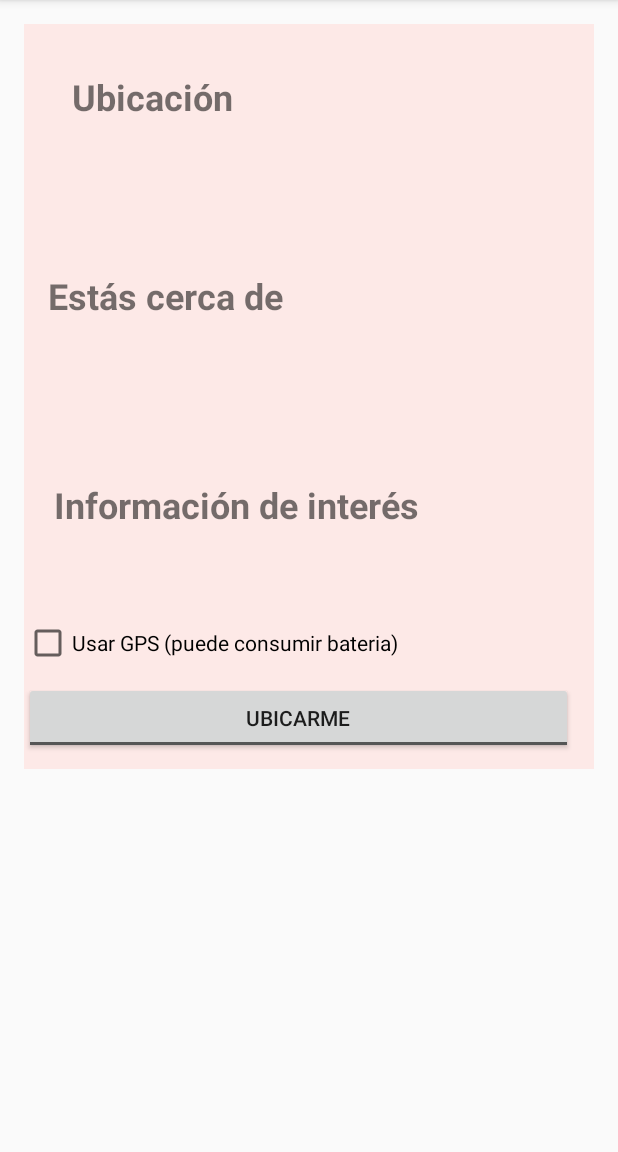
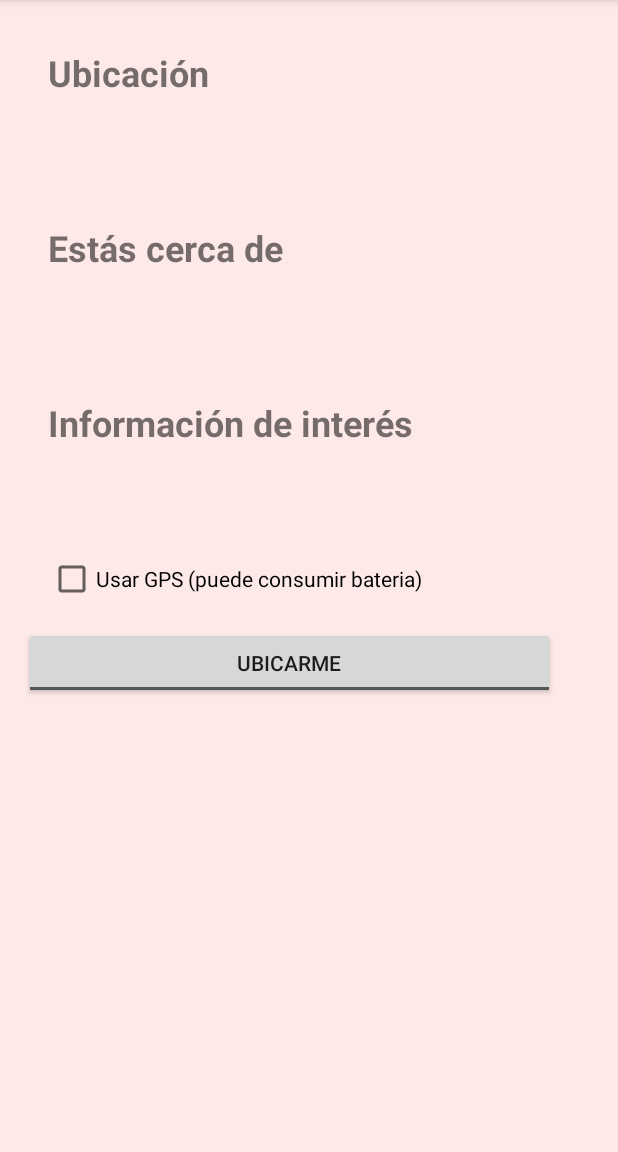
Before and after one commit to vicfabrice/mapUNQ, an Android app: the screen it shows after launch (MainActivity), on a phone screen of 412 x 824 dp, the part 84-1236 px from its top. Run offline under Robolectric (Android 15) with nearby library versions, the phone set to English and light mode, and no system bars; libraries missing offline, so code that uses them is left out: org.java_websocket.client, org.java_websocket.handshake; 5 statements that could not run were skipped.

Commit message:
Simplifiqué la vista content view. Agregué la ubicación desconocida en la tabla

```diff
--- a/app/src/main/java/db/DataGenerator.java
+++ b/app/src/main/java/db/DataGenerator.java
@@ -10,7 +10,7 @@ import java.util.List;
 public class DataGenerator {
 
     private static final String[] pointId = new String[]{
-            "afuera de oficina pablo", "afuera oficina pablo",
+            "?","afuera de oficina pablo", "afuera oficina pablo",
             "aula 13", "aula 37b","aula 60", "aula 83", "aula 213", "aula 30", "aula 121",
             "aula 36", "aula 28 música", "aula 101", "aula 38",
             "box 4 alumnos", "box 5 asuntos estudiantiles", "box 7 asuntos estudiantiles",
@@ -22,7 +22,7 @@ public class DataGenerator {
             "rosa de los vientos",
                };
     private static final String[] nombrePOI = new String[]{
-            "Puerta de la oficina de Pablo Suarez", "Puerta de la oficina de Pablo Suarez",
+            "Ubicación desconocida","Puerta de la oficina de Pablo Suarez", "Puerta de la oficina de Pablo Suarez",
             "Aula 13", "Aula 37b","Aula 60", "Aula 83", "Aula 213", "Aula 30", "Aula 121",
             "Aula 36", "Aula 28 de música", "Aula 101", "Aula 38",
             "Box 4", "Box 5", "Box 7",
@@ -33,7 +33,7 @@ public class DataGenerator {
             "Oficina 35", "Oficina 37", "Oficina de Mara",
             "Rosa de los Vientos"};
     private static final String[] infoPOI = new String[]{
-            "Pablo Suárez es el director de T.P.I", "Pablo Suárez es el director de T.P.I",
+            "No tenemos información para esta ubicación","Pablo Suárez es el director de T.P.I", "Pablo Suárez es el director de T.P.I",
             "Aula 13", "Aula con acceso a computadors","Aula 60", "Aula 83", "Aula 213",
             "Aula 30", "Aula 121",
             "Aula 36", "Clases de música", "Aula 101", "Aula 38",
@@ -45,7 +45,7 @@ public class DataGenerator {
             "oficina 35", "oficina 37", "Oficina de la profesora Mara Dalponte",
             "Rosa de los Vientos"};
     private static final String[] floor = new String[]{
-            "Primer piso", "Primer piso",
+            " ","Primer piso", "Primer piso",
             "Planta baja", "Planta baja","Planta baja", "Segundo Piso", "Segundo Piso",
             "Planta baja", "Aula 121",
             "Planta baja", "Primer piso", "Aula 101", "Planta baja",
@@ -58,7 +58,7 @@ public class DataGenerator {
             "Primer piso"};
 
     private static final String[] building = new String[]{
-            "Principal", "Principal",
+            " ","Principal", "Principal",
             "Principal", "Principal","Principal", "Principal", "Principal",
             "Principal", "Principal",
             "Principal", "Principal", "Principal", "Principal",
--- /dev/null
+++ b/app/src/main/res/drawable/web_hi_res_512.xml
@@ -0,0 +1,4 @@
+<?xml version="1.0" encoding="utf-8"?>
+<selector xmlns:android="http://schemas.android.com/apk/res/android">
+
+</selector>
--- a/app/src/main/res/layout/activity_main.xml
+++ b/app/src/main/res/layout/activity_main.xml
@@ -4,12 +4,16 @@
     xmlns:tools="http://schemas.android.com/tools"
     android:layout_width="match_parent"
     android:layout_height="match_parent"
-    android:orientation="vertical"
+    android:orientation="horizontal"
     android:fitsSystemWindows="true"
     tools:context=".MainActivity">
 
-    <android.support.design.widget.AppBarLayout android:layout_height="wrap_content"
-        android:layout_width="match_parent" android:theme="@style/AppTheme.AppBarOverlay">
+
+    <android.support.design.widget.AppBarLayout
+        android:layout_width="match_parent"
+        android:layout_height="wrap_content"
+        android:theme="@style/AppTheme.AppBarOverlay">
+
 
     </android.support.design.widget.AppBarLayout>
 
--- a/app/src/main/res/layout/content_main.xml
+++ b/app/src/main/res/layout/content_main.xml
@@ -9,16 +9,10 @@
     android:paddingLeft="@dimen/activity_horizontal_margin"
     android:paddingRight="@dimen/activity_horizontal_margin"
     android:paddingTop="@dimen/activity_vertical_margin"
+    android:background="@color/colorLight2"
     app:layout_behavior="@string/appbar_scrolling_view_behavior"
     tools:context=".MainActivity"
     tools:showIn="@layout/activity_main">
-
-    <LinearLayout
-        android:layout_width="match_parent"
-        android:layout_height="wrap_content"
-        android:background="@color/colorLight2"
-        android:orientation="vertical"
-        android:padding="16dp">
 
         <TextView
             android:id="@+id/labelUb"
@@ -36,15 +30,6 @@
             android:layout_height="20dp"
             android:textSize="18sp" />
 
-
-    </LinearLayout>
-
-    <LinearLayout
-        android:layout_width="match_parent"
-        android:layout_height="wrap_content"
-        android:background="@color/colorLight2"
-        android:orientation="vertical">
-
     <TextView
         android:id="@+id/labelOtroLugar"
         android:layout_width="wrap_content"
@@ -58,21 +43,14 @@
             android:id="@+id/lblCerca"
             android:layout_width="wrap_content"
             android:layout_height="20dp"
-            android:layout_margin="25dp"
+            android:layout_margin="16dp"
             android:textSize="18sp" />
-    </LinearLayout>
-
-    <LinearLayout
-        android:layout_width="match_parent"
-        android:layout_height="wrap_content"
-        android:background="@color/colorLight2"
-        android:orientation="vertical">
 
     <TextView
         android:id="@+id/labelInfo"
         android:layout_width="wrap_content"
         android:layout_height="wrap_content"
-            android:layout_margin="20dp"
+        android:layout_margin="16dp"
         android:text="@string/labelInfo"
         android:textSize="24sp"
         android:textStyle="bold" />
@@ -83,24 +61,17 @@
             android:layout_height="40dp"
             android:textSize="18sp" />
 
-    </LinearLayout>
-
-    <LinearLayout
-        android:layout_width="match_parent"
-        android:layout_height="wrap_content"
-        android:background="@color/colorLight2"
-        android:orientation="vertical">
-
         <CheckBox
             android:id="@+id/allowGPS"
             android:layout_width="wrap_content"
             android:layout_height="wrap_content"
+            android:layout_margin="16dp"
             android:layout_marginBottom="10dp"
             android:text="@string/checkbox" />
 
     <ToggleButton
         android:id="@+id/toggleButton"
-            android:layout_width="366dp"
+        android:layout_width="354dp"
         android:layout_height="wrap_content"
         android:layout_marginBottom="10dp"
         android:layout_marginStart="0dp"
@@ -108,7 +79,4 @@
         android:textOff="Ubicarme"
         android:textOn="Dejar de ubicarme" />
 
-
 </LinearLayout>
-
-</LinearLayout>
```
Also changed, not shown: app/src/main/res/drawable/ic_launcher.png (added). Lines whose indentation alone changed are shown as unchanged.
